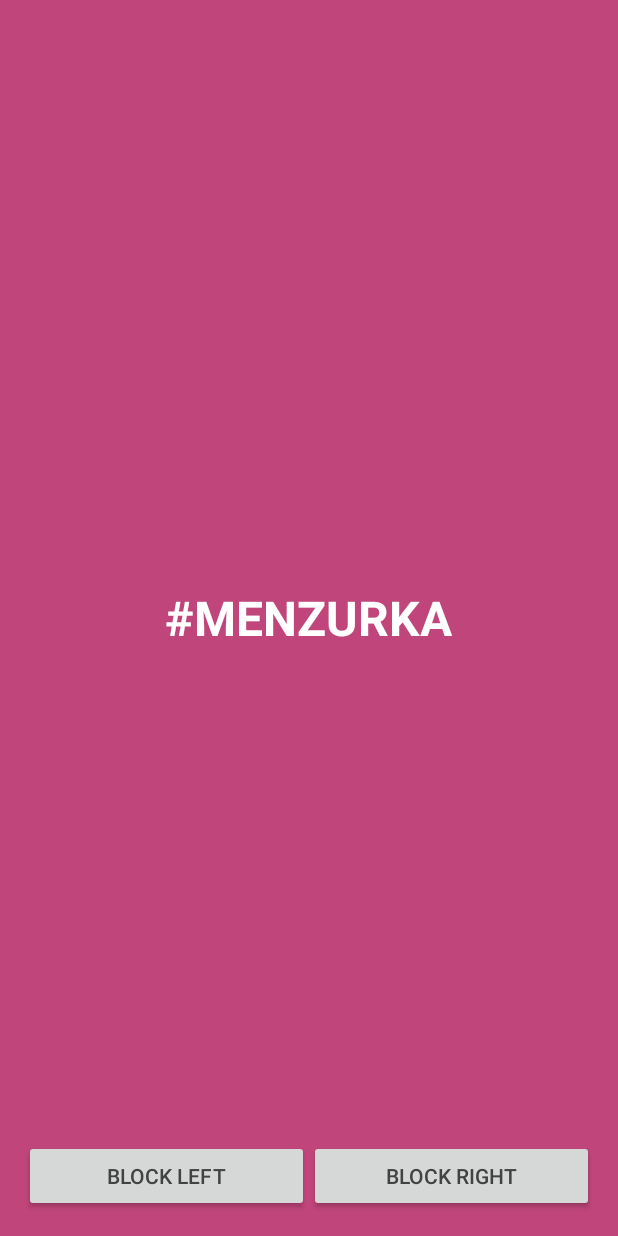
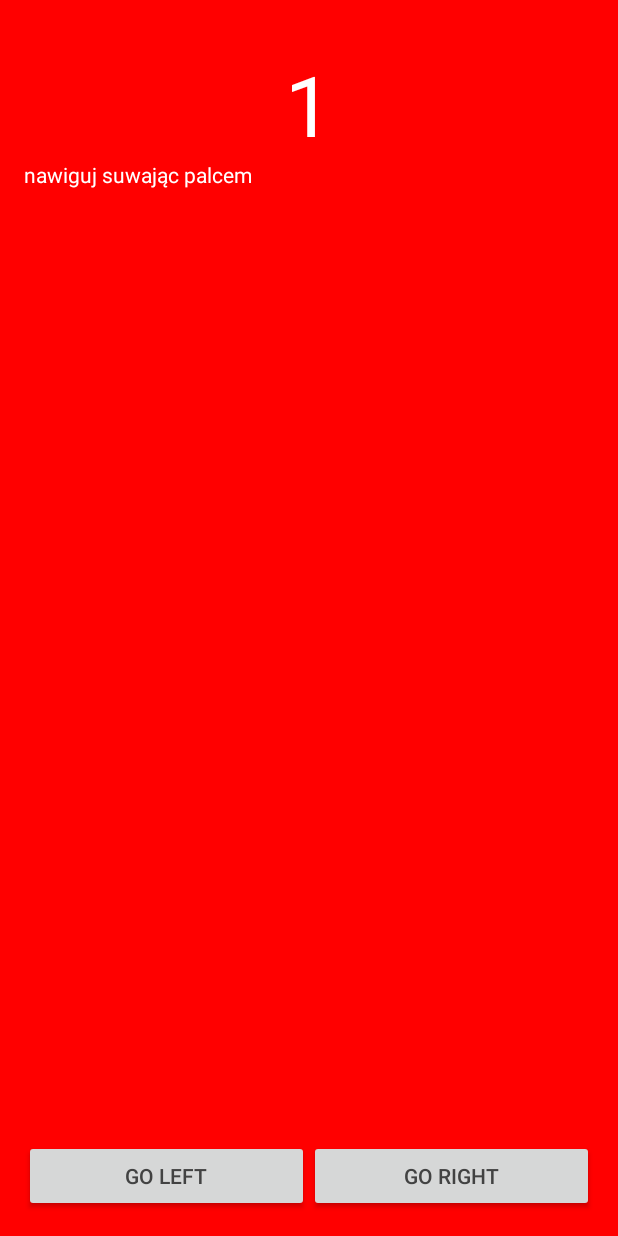
Before and after one commit to bskierys/LockableViewPager, an Android app: the screen it shows after launch (MainActivity), on a phone screen of 412 x 824 dp. Run offline under Robolectric (Android 15) with nearby library versions, the phone set to English and light mode, and no system bars; our stand-ins replace ButterKnife.

Commit message:
(Issue #5) Updated sample to support position blocking on one slide

```diff
--- a/sample/build.gradle
+++ b/sample/build.gradle
@@ -30,6 +30,7 @@ dependencies {
 
     // Android
     compile mobileDependencies.appcompat
+    compile mobileDependencies.support
 
     // butterknife
     compile mobileDependencies.butterknife
--- a/sample/src/main/java/com/github/bskierys/sample/MainActivity.java
+++ b/sample/src/main/java/com/github/bskierys/sample/MainActivity.java
@@ -1,28 +1,26 @@
 package com.github.bskierys.sample;
 
+import android.graphics.Color;
 import android.os.Bundle;
 import android.support.v4.app.Fragment;
 import android.support.v4.app.FragmentManager;
 import android.support.v4.app.FragmentStatePagerAdapter;
 import android.support.v4.view.PagerAdapter;
 import android.support.v7.app.AppCompatActivity;
-import android.widget.Button;
+import android.view.View;
 
-import com.github.bskierys.lockableviewpager.LockableViewPager;
 import com.github.bskierys.lockableviewpager.PositionLockableViewPager;
 import com.github.bskierys.lockableviewpager.SwipeDirection;
 import com.github.bskierys.lockableviewpager.sample.R;
+import com.github.bskierys.sample.slides.NumberedSlideFragment;
+import com.github.bskierys.sample.slides.SlideProvider;
 
 import butterknife.BindView;
 import butterknife.ButterKnife;
 import butterknife.OnClick;
+import butterknife.OnLongClick;
 
-public class MainActivity extends AppCompatActivity {
-
-    /**
-     * The number of pages (wizard steps) to show in this demo.
-     */
-    private static final String[] PAGE_NAMES = {"menzurka", "paradygmat", "karmelitka", "terpentyna", "zalewajka"};
+public class MainActivity extends AppCompatActivity implements NumberedSlideFragment.OnSlideInteractionListener, PositionLockableViewPager.LockedDirectionListener {
 
     /**
      * The pager adapter, which provides the pages to the view pager widget.
@@ -30,6 +28,8 @@ public class MainActivity extends AppCompatActivity {
     private PagerAdapter pagerAdapter;
 
     @BindView(R.id.block_view_pager) PositionLockableViewPager viewPager;
+    @BindView(R.id.btn_previous) View previousButton;
+    @BindView(R.id.btn_next) View nextButton;
 
     @Override
     protected void onCreate(Bundle savedInstanceState) {
@@ -39,44 +39,112 @@ public class MainActivity extends AppCompatActivity {
 
         pagerAdapter = new ScreenSlidePagerAdapter(getSupportFragmentManager());
         viewPager.setAdapter(pagerAdapter);
+        viewPager.addLockedDirectionListener(this);
     }
 
-    @OnClick(R.id.btn_block_left) public void onBlockLeft(Button self) {
+    @OnClick(R.id.btn_previous) public void onGoLeft() {
+        viewPager.setCurrentItem(viewPager.getCurrentItem()-1, true);
+    }
+
+    @OnLongClick(R.id.btn_previous) public boolean onBlockLeft() {
         if (viewPager.isLocked(SwipeDirection.LEFT)) {
             viewPager.unlock(SwipeDirection.LEFT);
-            self.setText("LOCK LEFT");
         } else {
             viewPager.lock(SwipeDirection.LEFT);
-            self.setText("UNLOCK LEFT");
+        }
+        return true;
+    }
+
+    @OnClick(R.id.btn_next) public void onGoRight() {
+        viewPager.setCurrentItem(viewPager.getCurrentItem()+1, true);
+    }
+
+    @OnLongClick(R.id.btn_next) public boolean onBlockRight() {
+        if (viewPager.isLocked(SwipeDirection.RIGHT)) {
+            viewPager.unlock(SwipeDirection.RIGHT);
+        } else {
+            viewPager.lock(SwipeDirection.RIGHT);
+        }
+        return true;
+    }
+
+    @Override public void lockPosition(int position, SwipeDirection direction) {
+        viewPager.lockPosition(position, direction);
+    }
+
+    @Override public void unlockPosition(int position, SwipeDirection direction) {
+        viewPager.unlockPosition(position, direction);
+    }
+
+    @Override public SwipeDirection getLockedDirection(int position) {
+        return viewPager.getLockedDirectionForPosition(position);
+    }
+
+    // TODO: 2016-10-16 include rxjava somehow
+    @Override public void onLockedDirectionChanged(SwipeDirection lockedDirection) {
+        //Timber.d("Locked direction: %s", direction.toString());
+        switch (lockedDirection) {
+            case LEFT:
+                previousButton.setEnabled(false);
+                nextButton.setEnabled(true);
+                break;
+            case RIGHT:
+                previousButton.setEnabled(true);
+                nextButton.setEnabled(false);
+                break;
+            case ALL:
+                previousButton.setEnabled(false);
+                nextButton.setEnabled(false);
+                break;
+            case NONE:
+                previousButton.setEnabled(true);
+                nextButton.setEnabled(true);
+                break;
         }
     }
 
-    @OnClick(R.id.btn_block_right) public void onBlockRight(Button self) {
-        if (viewPager.isLocked(SwipeDirection.RIGHT)) {
-            viewPager.unlock(SwipeDirection.RIGHT);
-            self.setText("LOCK RIGHT");
-        } else {
-            viewPager.lock(SwipeDirection.RIGHT);
-            self.setText("UNLOCK RIGHT");
-        }
-    }
+    // TODO: 2016-10-16 detect when user wants to go to blocked screen
+    // TODO: 2016-10-16 alternative -> rxjava
+    // TODO: 2016-10-16 block quick scroll in viewpager
+    // TODO: 2016-10-16 allow changing threshold on one slide
+    // TODO: 2016-10-16 own ic_launcher
 
     /**
      * A simple pager adapter that represents 5 ScreenSlidePageFragment objects, in sequence.
      */
     private class ScreenSlidePagerAdapter extends FragmentStatePagerAdapter {
-        public ScreenSlidePagerAdapter(FragmentManager fm) {
+        private ScreenSlidePagerAdapter(FragmentManager fm) {
             super(fm);
         }
 
-        @Override
-        public Fragment getItem(int position) {
-            return ScreenSlidePageFragment.newInstance(PAGE_NAMES[position]);
+        @Override public Fragment getItem(int position) {
+            switch (position) {
+                case 0: {
+                    return SlideProvider.newAdvice(position, Color.RED, "nawiguj suwając palcem");
+                }
+                case 1: {
+                    return SlideProvider.newIntroduction(position, Color.BLACK);
+                }
+                case 2: {
+                    return SlideProvider.newAdvice(position, Color.RED, "przytrzymaj dluzej aby zablokowac");
+                }
+                case 3: {
+                    return SlideProvider.newTapToUnlock(position, Color.BLUE);
+                }
+                case 4: {
+                    // TODO: 2016-10-16 lockAnyPositionSlide
+                    return SlideProvider.newAdvice(position, Color.CYAN, "tutaj mozemy blokowac dowolny fragment");
+                }
+                case 5: {
+                    // TODO: 2016-10-16 creditsSlide
+                    return SlideProvider.newAdvice(position, Color.RED, "lista bibliotek");
+                }
+            }
+            return null;
         }
 
-        @Override
-        public int getCount() {
-            return PAGE_NAMES.length;
+        @Override public int getCount() {
+            return 6;
         }
     }
 }
--- /dev/null
+++ b/sample/src/main/java/com/github/bskierys/sample/slides/AdviceSlideFragment.java
@@ -0,0 +1,50 @@
+/*
+* author: Bartlomiej Kierys
+* date: 2016-10-15
+* email: bskierys@gmail.com
+*/
+package com.github.bskierys.sample.slides;
+
+import android.os.Bundle;
+import android.view.LayoutInflater;
+import android.view.View;
+import android.view.ViewGroup;
+import android.widget.FrameLayout;
+import android.widget.TextView;
+
+import com.github.bskierys.lockableviewpager.sample.R;
+import com.github.bskierys.sample.slides.NumberedSlideFragment;
+
+import butterknife.BindView;
+import butterknife.ButterKnife;
+
+/**
+ * TODO: Generic description. Replace with real one.
+ */
+public class AdviceSlideFragment extends NumberedSlideFragment {
+    private static final String ARG_ADVICE = "advice";
+
+    private String advice;
+    @BindView(R.id.txt_advice) TextView adviceView;
+
+    void setArguments(Bundle args, int slideNumber, int backgroundColor, String advice) {
+        args.putString(AdviceSlideFragment.ARG_ADVICE, advice);
+        super.setArguments(args, slideNumber, backgroundColor);
+    }
+
+    @Override public void onCreate(Bundle savedInstanceState) {
+        super.onCreate(savedInstanceState);
+        if (getArguments() != null) {
+            advice = getArguments().getString(ARG_ADVICE);
+        }
+    }
+
+    @Override protected View onCreateSubView(LayoutInflater inflater, ViewGroup container, Bundle savedInstanceState) {
+        View rootView = inflater.inflate(R.layout.sub_fragment_advice_slide, container, false);
+        ButterKnife.bind(this, rootView);
+
+        adviceView.setText(advice);
+
+        return rootView;
+    }
+}
--- /dev/null
+++ b/sample/src/main/java/com/github/bskierys/sample/slides/IntroductionSlideFragment.java
@@ -0,0 +1,28 @@
+/*
+* author: Bartlomiej Kierys
+* date: 2016-10-16
+* email: bskierys@gmail.com
+*/
+package com.github.bskierys.sample.slides;
+
+import android.os.Bundle;
+import android.view.LayoutInflater;
+import android.view.View;
+import android.view.ViewGroup;
+
+import com.github.bskierys.lockableviewpager.sample.R;
+
+import butterknife.ButterKnife;
+
+/**
+ * TODO: Generic description. Replace with real one.
+ */
+public class IntroductionSlideFragment extends NumberedSlideFragment {
+    @Override protected View onCreateSubView(LayoutInflater inflater, ViewGroup container, Bundle savedInstanceState) {
+        View rootView = inflater.inflate(R.layout.sub_fragment_introduction_slide, container, false);
+        ButterKnife.bind(this, rootView);
+
+
+        return rootView;
+    }
+}
--- /dev/null
+++ b/sample/src/main/java/com/github/bskierys/sample/slides/NumberedSlideFragment.java
@@ -0,0 +1,94 @@
+package com.github.bskierys.sample.slides;
+
+import android.content.Context;
+import android.os.Bundle;
+import android.support.v4.app.Fragment;
+import android.view.LayoutInflater;
+import android.view.View;
+import android.view.ViewGroup;
+import android.widget.FrameLayout;
+import android.widget.TextView;
+
+import com.github.bskierys.lockableviewpager.SwipeDirection;
+import com.github.bskierys.lockableviewpager.sample.R;
+
+import java.util.Locale;
+
+/**
+ * TODO: update doc
+ */
+public abstract class NumberedSlideFragment extends Fragment {
+    static final String ARG_SLIDE_NUMBER = "slideNumber";
+    static final String ARG_BACKGROUND_COLOR = "backgroundColor";
+
+    int slideNumber;
+    int backgroundColor;
+
+    OnSlideInteractionListener listener;
+
+    public NumberedSlideFragment() {
+        // Required empty public constructor
+    }
+
+    void setArguments(Bundle args, int slideNumber, int backgroundColor) {
+        args.putInt(ARG_SLIDE_NUMBER, slideNumber);
+        args.putInt(ARG_BACKGROUND_COLOR, backgroundColor);
+        super.setArguments(args);
+    }
+
+    @Override public void onCreate(Bundle savedInstanceState) {
+        super.onCreate(savedInstanceState);
+        if (getArguments() != null) {
+            slideNumber = getArguments().getInt(ARG_SLIDE_NUMBER);
+            backgroundColor = getArguments().getInt(ARG_BACKGROUND_COLOR);
+        }
+    }
+
+    @Override public View onCreateView(LayoutInflater inflater, ViewGroup container, Bundle savedInstanceState) {
+        View rootView = inflater.inflate(R.layout.fragment_numbered_slide, container, false);
+
+        rootView.setBackgroundColor(backgroundColor);
+        TextView slideNumberView = (TextView) rootView.findViewById(R.id.txt_slide_number);
+        slideNumberView.setText(String.format(Locale.getDefault(), "%d", slideNumber + 1));
+        FrameLayout subContainer = (FrameLayout) rootView.findViewById(R.id.container_sub);
+        View subView = onCreateSubView(inflater, subContainer, savedInstanceState);
+        try {
+            subContainer.addView(subView);
+        } catch (IllegalStateException error) {
+            throw new IllegalStateException("Tried to add view that was previously added to container. If you are " +
+                                                    "using inflater. Please do not attach view to root.", error);
+        }
+
+        return rootView;
+    }
+
+    protected abstract View onCreateSubView(LayoutInflater inflater, ViewGroup container, Bundle savedInstanceState);
+
+    @Override public void onAttach(Context context) {
+        super.onAttach(context);
+        if (context instanceof OnSlideInteractionListener) {
+            listener = (OnSlideInteractionListener) context;
+        } else {
+            throw new RuntimeException(context.toString() + " must implement OnSlideInteractionListener");
+        }
+    }
+
+    @Override public void onDetach() {
+        super.onDetach();
+        listener = null;
+    }
+
+    /**
+     * This interface must be implemented by activities that contain this fragment to allow an interaction in this
+     * fragment to be communicated to the activity and potentially other fragments contained in that activity.
+     * <p>
+     * See the Android Training lesson <a href= "http://developer.android.com/training/basics/fragments/communicating
+     * .html" >Communicating with Other Fragments</a> for more information.
+     */
+    public interface OnSlideInteractionListener {
+        // TODO: Update argument type and name
+        void lockPosition(int position, SwipeDirection direction);
+        void unlockPosition(int position, SwipeDirection direction);
+        SwipeDirection getLockedDirection(int position);
+    }
+}
--- /dev/null
+++ b/sample/src/main/java/com/github/bskierys/sample/slides/SlideProvider.java
@@ -0,0 +1,31 @@
+/*
+* author: Bartlomiej Kierys
+* date: 2016-10-16
+* email: bskierys@gmail.com
+*/
+package com.github.bskierys.sample.slides;
+
+import android.os.Bundle;
+
+/**
+ * TODO: Generic description. Replace with real one.
+ */
+public class SlideProvider {
+    public static AdviceSlideFragment newAdvice(int slideNumber, int backgroundColor, String advice) {
+        AdviceSlideFragment fragment = new AdviceSlideFragment();
+        fragment.setArguments(new Bundle(), slideNumber, backgroundColor, advice);
+        return fragment;
+    }
+
+    public static IntroductionSlideFragment newIntroduction(int slideNumber, int backgroundColor) {
+        IntroductionSlideFragment fragment = new IntroductionSlideFragment();
+        fragment.setArguments(new Bundle(), slideNumber, backgroundColor);
+        return fragment;
+    }
+
+    public static TapToUnlockSlideFragment newTapToUnlock(int slideNumber, int backgroundColor) {
+        TapToUnlockSlideFragment fragment = new TapToUnlockSlideFragment();
+        fragment.setArguments(new Bundle(), slideNumber, backgroundColor);
+        return fragment;
+    }
+}
--- a/sample/src/main/res/layout/activity_main.xml
+++ b/sample/src/main/res/layout/activity_main.xml
@@ -21,19 +21,19 @@
         android:paddingTop="@dimen/activity_vertical_margin"
         android:orientation="horizontal">
         <Button
-            android:id="@+id/btn_block_left"
+            android:id="@+id/btn_previous"
             android:layout_width="0dp"
             android:layout_weight="1"
             android:layout_height="wrap_content"
             android:textColor="#424242"
-            android:text="block left"/>
+            android:text="go left"/>
         <Button
-            android:id="@+id/btn_block_right"
+            android:id="@+id/btn_next"
             android:layout_width="0dp"
             android:layout_weight="1"
             android:layout_height="wrap_content"
             android:textColor="#424242"
-            android:text="block right"/>
+            android:text="go right"/>
     </LinearLayout>
 
 </RelativeLayout>
--- /dev/null
+++ b/sample/src/main/res/layout/fragment_numbered_slide.xml
@@ -0,0 +1,32 @@
+<ScrollView
+    xmlns:android="http://schemas.android.com/apk/res/android"
+    xmlns:tools="http://schemas.android.com/tools"
+    android:layout_width="match_parent"
+    android:layout_height="match_parent"
+    android:background="#669eff"
+    tools:context="com.github.bskierys.sample.slides.NumberedSlideFragment">
+
+    <RelativeLayout
+        android:layout_width="match_parent"
+        android:layout_height="wrap_content"
+        android:paddingTop="32dp"
+        android:paddingBottom="16dp"
+        android:paddingLeft="16dp"
+        android:paddingRight="16dp">
+
+        <TextView
+            android:id="@+id/txt_slide_number"
+            android:layout_width="wrap_content"
+            android:layout_height="wrap_content"
+            android:layout_centerHorizontal="true"
+            android:text="1"
+            android:textColor="#FFF"
+            android:textSize="56sp"/>
+
+        <FrameLayout
+            android:id="@+id/container_sub"
+            android:layout_width="match_parent"
+            android:layout_height="wrap_content"
+            android:layout_below="@+id/txt_slide_number"/>
+    </RelativeLayout>
+</ScrollView>
--- /dev/null
+++ b/sample/src/main/res/layout/sub_fragment_advice_slide.xml
@@ -0,0 +1,13 @@
+<?xml version="1.0" encoding="utf-8"?>
+<FrameLayout xmlns:android="http://schemas.android.com/apk/res/android"
+             android:layout_width="match_parent"
+             android:layout_height="match_parent"
+             android:orientation="vertical">
+
+    <TextView
+        android:id="@+id/txt_advice"
+        android:layout_width="wrap_content"
+        android:layout_height="wrap_content"
+        android:textColor="#FFF"/>
+
+</FrameLayout>
--- a/sample/src/main/res/values/strings.xml
+++ b/sample/src/main/res/values/strings.xml
@@ -1,3 +1,6 @@
 <resources>
     <string name="app_name">LockableViewPager</string>
+
+    <!-- TODO: Remove or change this placeholder text -->
+    <string name="hello_blank_fragment">Hello blank fragment</string>
 </resources>
```
Also changed, not shown: sample/src/main/java/com/github/bskierys/sample/slides/CreditsSlideFragment.java (added, +12 -0 lines), sample/src/main/java/com/github/bskierys/sample/slides/LockAnyPositionSlideFragment.java (added, +12 -0 lines), sample/src/main/java/com/github/bskierys/sample/slides/TapToUnlockSlideFragment.java (added, +54 -0 lines), sample/src/main/res/layout/sub_fragment_introduction_slide.xml (added, +13 -0 lines), sample/src/main/res/layout/sub_fragment_tap_unlock_slide.xml (added, +17 -0 lines).
